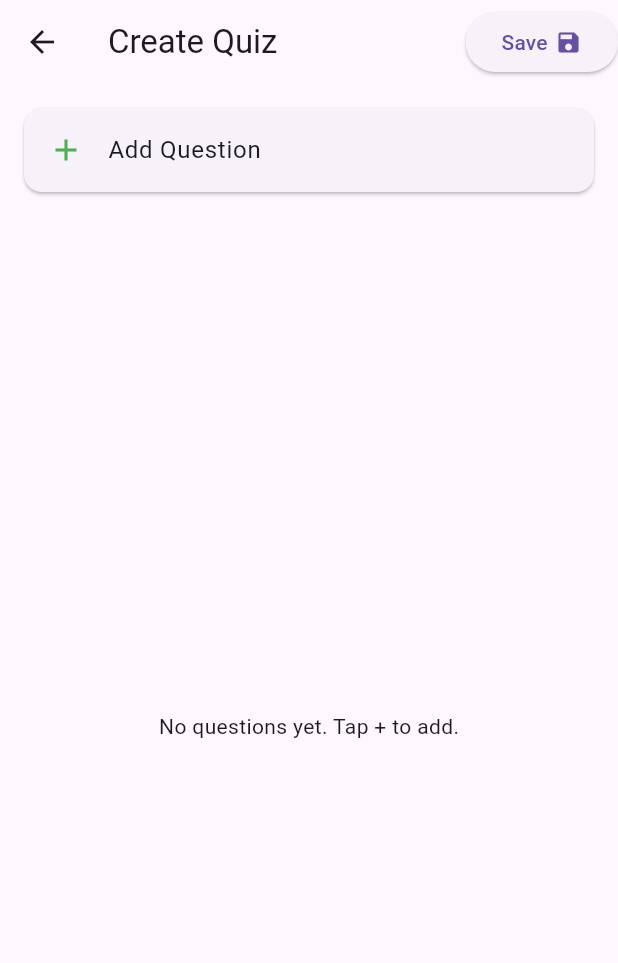
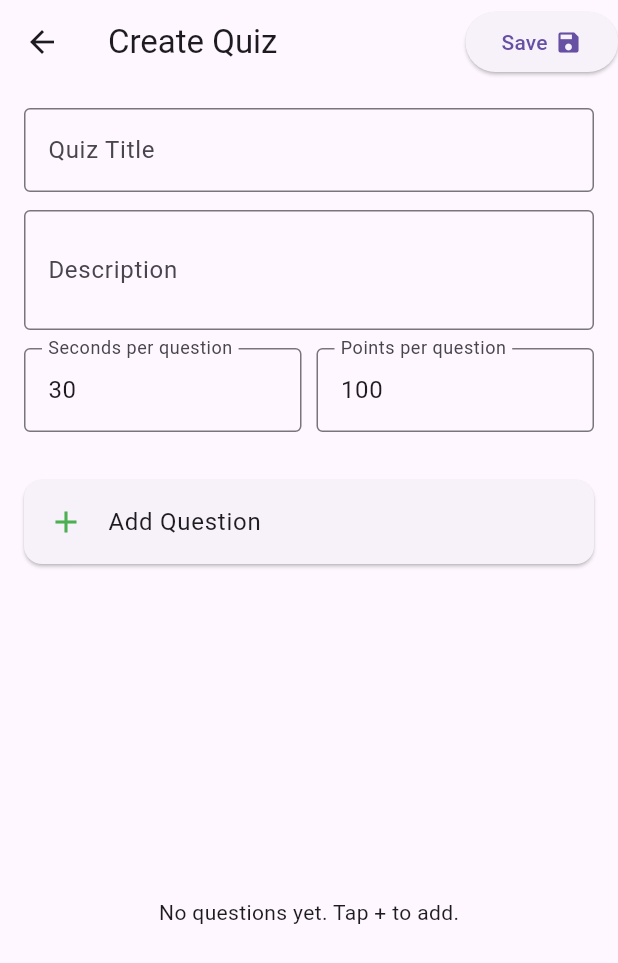
Before and after one commit to darshanvaru/Kvizz, a Flutter app: the screen it shows after launch, item 2 of the bottom bar chosen, after a tap on "Add New Quiz", on a phone screen of 412 x 824 dp. Shown: the top 963 px of the screen. Run offline on Flutter 3.47's test engine with Material 3 defaults, Android fonts, the phone set to English and light mode, and no system bars; our stand-ins replace file_picker, socket_io_client.

Commit message:
Enhance Create/Edit Quiz Screen with input validation and improved UI

```diff
--- a/lib/screens/create_or_edit_quiz_screen.dart
+++ b/lib/screens/create_or_edit_quiz_screen.dart
@@ -24,11 +24,29 @@
 
 class _CreateOrEditQuizScreenState extends State<CreateOrEditQuizScreen> {
   late List<QuestionModel> questions;
+  final _titleController = TextEditingController();
+  final _descController = TextEditingController();
+  final _timePerQuestionController = TextEditingController();
+  final _pointsPerQuestionController = TextEditingController();
 
   @override
   void initState() {
     super.initState();
     questions = widget.questions ?? widget.editingQuiz?.questions ?? [];
+
+    _titleController.text = widget.editingQuiz?.title ?? '';
+    _descController.text = widget.editingQuiz?.description ?? '';
+    _timePerQuestionController.text = widget.editingQuiz?.timePerQuestion.toString() ?? '30';
+    _pointsPerQuestionController.text = widget.editingQuiz?.pointsPerQuestion.toString() ?? '100';
+  }
+
+  @override
+  void dispose() {
+    _titleController.dispose();
+    _descController.dispose();
+    _timePerQuestionController.dispose();
+    _pointsPerQuestionController.dispose();
+    super.dispose();
   }
 
   void _addQuestion(QuestionType type) {
@@ -39,21 +57,29 @@
       correctAnswer: [],
       type: type,
     );
-    setState(() {
-      questions.add(newQuestion);
-    });
+    setState(() => questions.add(newQuestion));
   }
 
   void _removeQuestion(String id) {
-    setState(() {
-      questions.removeWhere((q) => q.id == id);
-    });
+    setState(() => questions.removeWhere((q) => q.id == id));
   }
 
   void _saveQuestions() {
+    if (_titleController.text.trim().isEmpty) {
+      return _showError("Title can't be empty.");
+    }
+    if (_timePerQuestionController.text.trim().isEmpty ||
+        int.tryParse(_timePerQuestionController.text.trim()) == null) {
+      return _showError("Enter valid time per question (in seconds).");
+    }
+    if (_pointsPerQuestionController.text.trim().isEmpty ||
+        int.tryParse(_pointsPerQuestionController.text.trim()) == null) {
+      return _showError("Enter valid points per question.");
+    }
+
     for (var q in questions) {
       if (q.question.trim().isEmpty) {
-        return _showError('All questions must have a question text.');
+        return _showError('Each question must have text.');
       }
 
       switch (q.type) {
@@ -62,22 +88,22 @@
           if (q.options.length < 2 ||
               q.options.any((o) => o.trim().isEmpty) ||
               q.correctAnswer.isEmpty) {
-            return _showError('Check options and correct answer for "${q.question}".');
+            return _showError('Fix options for "${q.question}".');
           }
           break;
         case QuestionType.open:
           if (q.correctAnswer.isEmpty) {
-            return _showError('Open-ended question "${q.question}" must have at least one correct answer.');
+            return _showError('Open-ended question "${q.question}" needs answers.');
           }
           break;
         case QuestionType.reorder:
           if (q.options.length < 3) {
-            return _showError('Reorder question "${q.question}" must have at least 3 options.');
+            return _showError('Reorder question "${q.question}" needs at least 3 options.');
           }
           break;
         case QuestionType.trueFalse:
           if (!(q.correctAnswer.first == 'True' || q.correctAnswer.first == 'False')) {
-            return _showError('True/False question "${q.question}" must have a correct answer.');
+            return _showError('True/False question "${q.question}" needs valid answer.');
           }
           break;
       }
@@ -93,16 +119,15 @@
     }
 
     final quizProvider = Provider.of<QuizProvider>(context, listen: false);
-
     final quiz = QuizModel(
       id: widget.editingQuiz?.id ?? DateTime.now().millisecondsSinceEpoch.toString(),
-      title: widget.editingQuiz?.title ?? 'Untitled Quiz',
-      description: widget.editingQuiz?.description ?? '',
+      title: _titleController.text.trim(),
+      description: _descController.text.trim(),
       questions: questions,
       type: 'manual',
-      timePerQuestion: 30,
+      timePerQuestion: int.parse(_timePerQuestionController.text.trim()),
+      pointsPerQuestion: int.parse(_pointsPerQuestionController.text.trim()),
       questionOrder: 'fixed',
-      pointsPerQuestion: 100,
       timesPlayed: 0,
       averageScore: 0,
       totalUserPlayed: 0,
@@ -121,7 +146,6 @@
     ScaffoldMessenger.of(context).showSnackBar(
       SnackBar(content: Text(widget.editingQuiz != null ? 'Quiz updated!' : 'Quiz created!')),
     );
-
     Navigator.pop(context);
   }
 
@@ -166,31 +190,83 @@
 
   @override
   Widget build(BuildContext context) {
+    final theme = Theme.of(context);
+    // final colorScheme = theme.colorScheme;
+
     return Scaffold(
       appBar: AppBar(
         title: Text(widget.editingQuiz != null ? 'Edit Quiz' : 'Create Quiz'),
         actions: [
           ElevatedButton(
             onPressed: questions.isEmpty ? () => _showError('Add at least one question') : _saveQuestions,
-            child: Row(children: [Text("Save"), SizedBox(width: 5), Icon(Icons.save)]),
+            child: const Row(children: [Text("Save"), SizedBox(width: 5), Icon(Icons.save)]),
           )
         ],
       ),
       body: Column(
         children: [
+          Padding(
+            padding: const EdgeInsets.all(16),
+            child: Column(
+              children: [
+                TextField(
+                  controller: _titleController,
+                  decoration: const InputDecoration(
+                    labelText: "Quiz Title",
+                    border: OutlineInputBorder(),
+                  ),
+                ),
+                const SizedBox(height: 12),
+                TextField(
+                  controller: _descController,
+                  maxLines: 2,
+                  decoration: const InputDecoration(
+                    labelText: "Description",
+                    border: OutlineInputBorder(),
+                  ),
+                ),
+                const SizedBox(height: 12),
+                Row(
+                  children: [
+                    Expanded(
+                      child: TextField(
+                        controller: _timePerQuestionController,
+                        keyboardType: TextInputType.number,
+                        decoration: const InputDecoration(
+                          labelText: "Seconds per question",
+                          border: OutlineInputBorder(),
+                        ),
+                      ),
+                    ),
+                    const SizedBox(width: 10),
+                    Expanded(
+                      child: TextField(
+                        controller: _pointsPerQuestionController,
+                        keyboardType: TextInputType.number,
+                        decoration: const InputDecoration(
+                          labelText: "Points per question",
+                          border: OutlineInputBorder(),
+                        ),
+                      ),
+                    ),
+                  ],
+                ),
+              ],
+            ),
+          ),
           Card(
-            margin: EdgeInsets.all(16),
+            margin: const EdgeInsets.all(16),
             child: ListTile(
-              leading: Icon(Icons.add, color: Colors.green),
-              title: Text('Add Question'),
+              leading: const Icon(Icons.add, color: Colors.green),
+              title: const Text('Add Question'),
               onTap: _showQuestionTypePicker,
             ),
           ),
           Expanded(
             child: questions.isEmpty
-                ? Center(child: Text('No questions yet. Tap + to add.'))
+                ? const Center(child: Text('No questions yet. Tap + to add.'))
                 : ReorderableListView.builder(
-              padding: EdgeInsets.all(16),
+              padding: const EdgeInsets.all(16),
               itemCount: questions.length,
               onReorder: (oldIndex, newIndex) {
                 setState(() {
@@ -204,19 +280,25 @@
                   key: Key('${questions[index].id}_$index'),
                   padding: const EdgeInsets.symmetric(vertical: 15, horizontal: 10),
                   child: Container(
-                    padding: EdgeInsets.all(10),
+                    padding: const EdgeInsets.all(10),
                     decoration: BoxDecoration(
-                      color: Colors.white,
+                      color: theme.cardColor,
                       borderRadius: BorderRadius.circular(10),
-                      boxShadow: [BoxShadow(color: Colors.grey.withOpacity(0.3), spreadRadius: 2, blurRadius: 5)],
+                      boxShadow: [
+                        BoxShadow(
+                          color: Colors.grey.withValues(alpha: 0.3),
+                          spreadRadius: 2,
+                          blurRadius: 5,
+                        )
+                      ],
                     ),
                     child: Column(
                       children: [
                         ReorderableDragStartListener(
                           index: index,
-                          child: Icon(Icons.drag_handle, color: Colors.grey),
+                          child: const Icon(Icons.drag_handle, color: Colors.grey),
                         ),
-                        SizedBox(height: 10),
+                        const SizedBox(height: 10),
                         _buildQuestionWidget(questions[index]),
                       ],
                     ),
--- a/lib/screens/my_quiz_screen.dart
+++ b/lib/screens/my_quiz_screen.dart
@@ -1,6 +1,5 @@
 import 'package:flutter/material.dart';
 import 'package:provider/provider.dart';
-import '../models/Quiz.dart';
 import '../providers/quiz_provider.dart';
 import 'create_or_edit_quiz_screen.dart';
 import 'quiz_detail_screen.dart';
```
